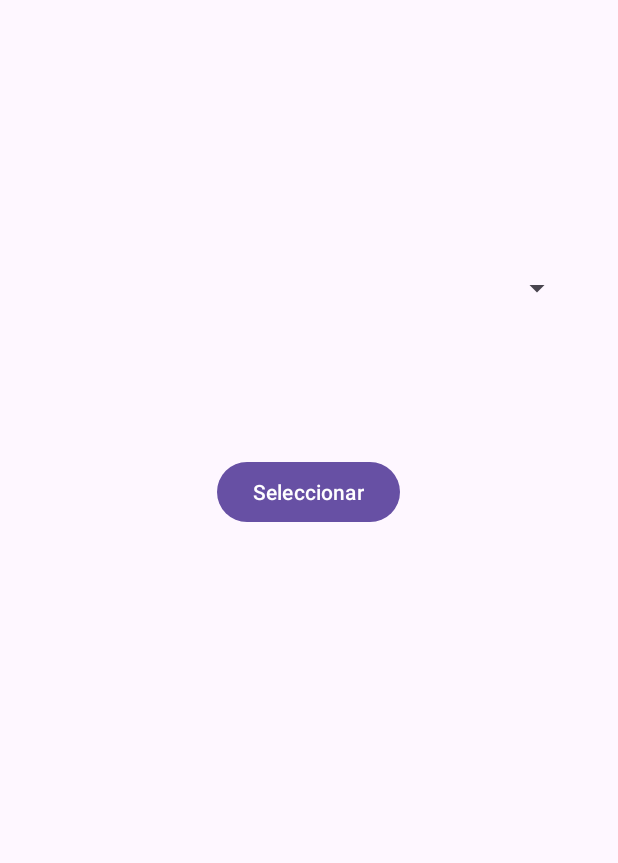
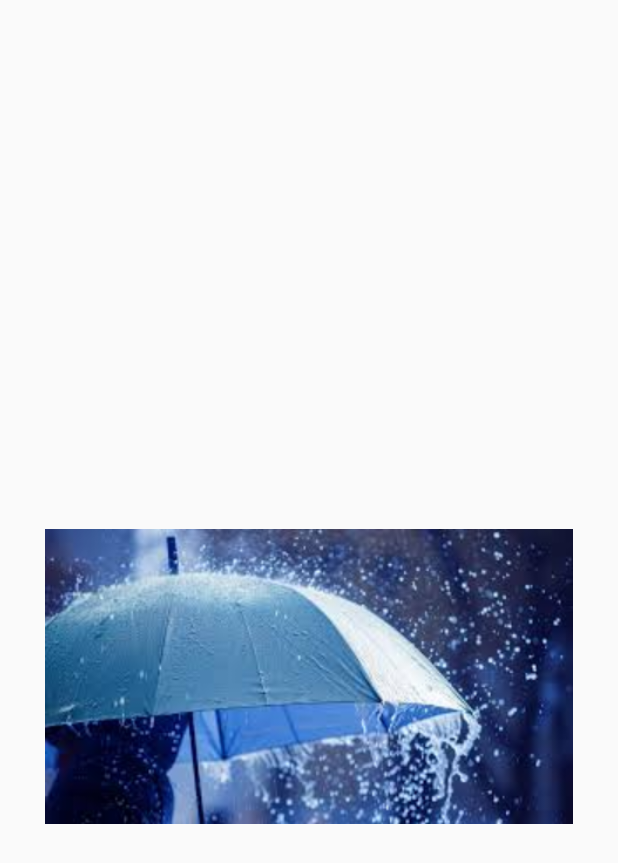
Before and after one commit to abeluciano/ProgramacionDispositivosMoviles, an Android app: the layout activity_main2.xml on its own in the app's theme, with its tools: preview values and no code run, on a phone screen of 412 x 824 dp. Shown: the top 863 px of the screen. Run offline under Robolectric (Android 15) with nearby library versions, the phone set to English and light mode, and no system bars.

Commit message:
ejercicio 1 paso lo mismo que con el ejerccio 3

```diff
--- a/Practica03/Ejercicio03/app/src/main/res/layout/activity_main.xml
+++ b/Practica03/Ejercicio01/app/src/main/res/layout/activity_main2.xml
@@ -9,18 +9,19 @@
     android:padding="30dp"
     tools:context=".MainActivity">
 
-    <Spinner
-        android:id="@+id/spinner"
-        android:layout_width="match_parent"
-        android:layout_height="wrap_content"
-        android:layout_marginTop="150dp" />
-
-    <Button
-        android:id="@+id/btn_seleccion"
+    <TextView
+        android:id="@+id/txt_imagen"
         android:layout_width="wrap_content"
         android:layout_height="wrap_content"
-        android:text="@string/Seleccionar"
-        android:layout_marginTop="100dp"
-        android:layout_gravity="center"/>
+        android:layout_marginVertical="50dp"
+        android:layout_gravity="center"
+        android:padding="10dp"
+        />
+
+    <ImageView
+        android:id="@+id/img"
+        android:layout_width="match_parent"
+        android:layout_height="563dp"
+        app:srcCompat="@drawable/lluvia" />
 
 </LinearLayout>
--- a/Practica03/Ejercicio01/app/src/main/res/values/strings.xml
+++ b/Practica03/Ejercicio01/app/src/main/res/values/strings.xml
@@ -1,4 +1,5 @@
 <resources>
     <string name="app_name">Ejercicio01</string>
     <string name="msg_img">Ahhh la lluvia</string>
+    <string name="Seleccionar">Seleccionar</string>
 </resources>
```
Also changed, not shown: Practica03/Ejercicio01/app/src/main/java/com/example/ejercicio01/MainActivity.kt (+19 -7 lines), Practica03/Ejercicio01/app/src/main/java/com/example/ejercicio01/MainActivity2.kt (added, +25 -0 lines), Practica03/Ejercicio01/app/src/main/res/drawable/bosque.jpg (added), Practica03/Ejercicio01/app/src/main/res/drawable/caballo.jpg (added), Practica03/Ejercicio01/app/src/main/res/drawable/monte.jpg (added), Practica03/Ejercicio01/app/src/main/res/drawable/rio.jpg (added).
